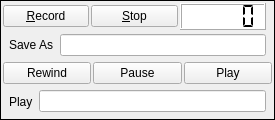
davidgrier/QVideo, file dvr/QDVRWidget.ui: the form before one commit.
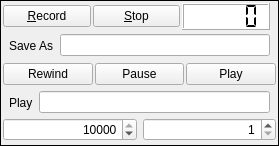
The form after the commit. Icons and pictures are not drawn.

Commit message: implement frame skipping

```diff
--- a/dvr/QDVRWidget.ui
+++ b/dvr/QDVRWidget.ui
@@ -6,8 +6,8 @@
    <rect>
     <x>0</x>
     <y>0</y>
-    <width>275</width>
-    <height>120</height>
+    <width>279</width>
+    <height>146</height>
    </rect>
   </property>
   <property name="minimumSize">
@@ -30,10 +30,7 @@
   <property name="frameShape">
    <enum>QFrame::Box</enum>
   </property>
-  <layout class="QVBoxLayout" name="verticalLayout">
-   <property name="spacing">
-    <number>1</number>
-   </property>
+  <layout class="QGridLayout" name="gridLayout">
    <property name="leftMargin">
     <number>2</number>
    </property>
@@ -46,7 +43,13 @@
    <property name="bottomMargin">
     <number>4</number>
    </property>
-   <item>
+   <property name="horizontalSpacing">
+    <number>-1</number>
+   </property>
+   <property name="verticalSpacing">
+    <number>2</number>
+   </property>
+   <item row="0" column="0" colspan="2">
     <widget class="QWidget" name="widgetRecord" native="true">
      <layout class="QHBoxLayout" name="horizontalLayout_2">
       <property name="spacing">
@@ -117,7 +120,7 @@
      </layout>
     </widget>
    </item>
-   <item>
+   <item row="1" column="0" colspan="2">
     <widget class="QWidget" name="widgetSaveFile" native="true">
      <layout class="QHBoxLayout" name="horizontalLayout_3">
       <property name="spacing">
@@ -158,7 +161,7 @@
      </layout>
     </widget>
    </item>
-   <item>
+   <item row="2" column="0" colspan="2">
     <widget class="QWidget" name="widgetPlay" native="true">
      <layout class="QHBoxLayout" name="horizontalLayout_4">
       <property name="spacing">
@@ -221,7 +224,7 @@
      </layout>
     </widget>
    </item>
-   <item>
+   <item row="3" column="0" colspan="2">
     <widget class="QWidget" name="widgetPlayFile" native="true">
      <layout class="QHBoxLayout" name="horizontalLayout_5">
       <property name="spacing">
@@ -262,6 +265,41 @@
      </layout>
     </widget>
    </item>
+   <item row="4" column="0">
+    <widget class="QSpinBox" name="nframes">
+     <property name="toolTip">
+      <string>number of frames to record</string>
+     </property>
+     <property name="alignment">
+      <set>Qt::AlignRight|Qt::AlignTrailing|Qt::AlignVCenter</set>
+     </property>
+     <property name="minimum">
+      <number>10</number>
+     </property>
+     <property name="maximum">
+      <number>10000</number>
+     </property>
+     <property name="singleStep">
+      <number>10</number>
+     </property>
+     <property name="value">
+      <number>10000</number>
+     </property>
+    </widget>
+   </item>
+   <item row="4" column="1">
+    <widget class="QSpinBox" name="nskip">
+     <property name="toolTip">
+      <string>number of frames to skip</string>
+     </property>
+     <property name="alignment">
+      <set>Qt::AlignRight|Qt::AlignTrailing|Qt::AlignVCenter</set>
+     </property>
+     <property name="minimum">
+      <number>1</number>
+     </property>
+    </widget>
+   </item>
   </layout>
  </widget>
  <resources>
```
The commit also changes 1 other file.
